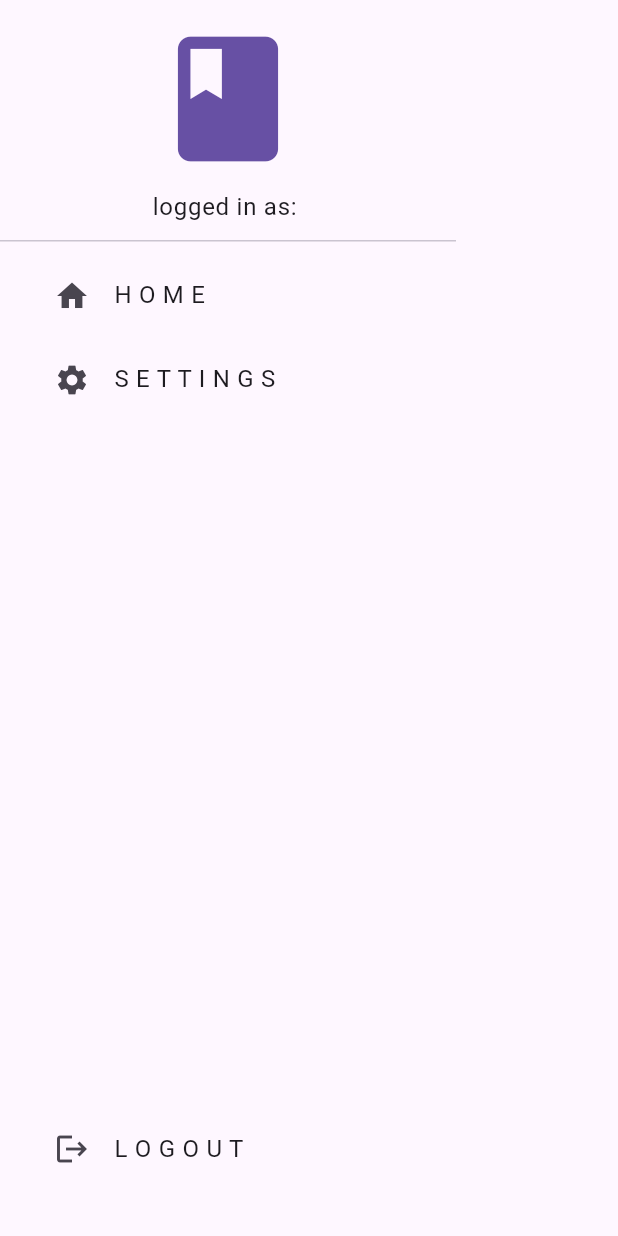
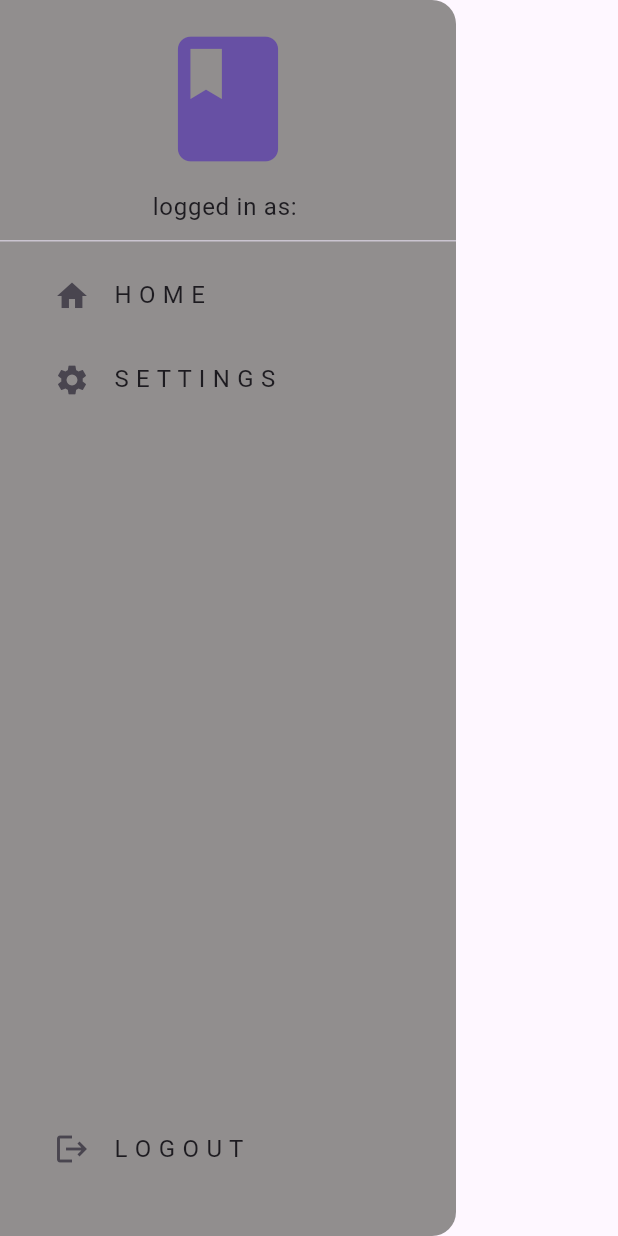
Before and after one commit to adityav27/My-Notes-app, a Flutter app: the MyDrawer widget shown alone on an empty page, opened directly, on a phone screen of 412 x 824 dp. Run offline on Flutter 3.47's test engine with Material 3 defaults, Android fonts, the phone set to English and light mode, and no system bars; our stand-ins replace cloud_firestore, firebase_auth, firebase_core, flutter_svg; accounts and stored records are empty.

Commit message:
updated UI

```diff
--- a/lib/appPages/components/drawer.dart
+++ b/lib/appPages/components/drawer.dart
@@ -15,7 +15,7 @@ class MyDrawer extends StatelessWidget {
     User? curUser = FirebaseAuth.instance.currentUser;
 
     return Drawer(
-      backgroundColor: Theme.of(context).colorScheme.surface,
+      backgroundColor: const Color.fromARGB(255, 145, 142, 142),
       child: Column(
         mainAxisAlignment: MainAxisAlignment.spaceBetween,
         children: [
```
